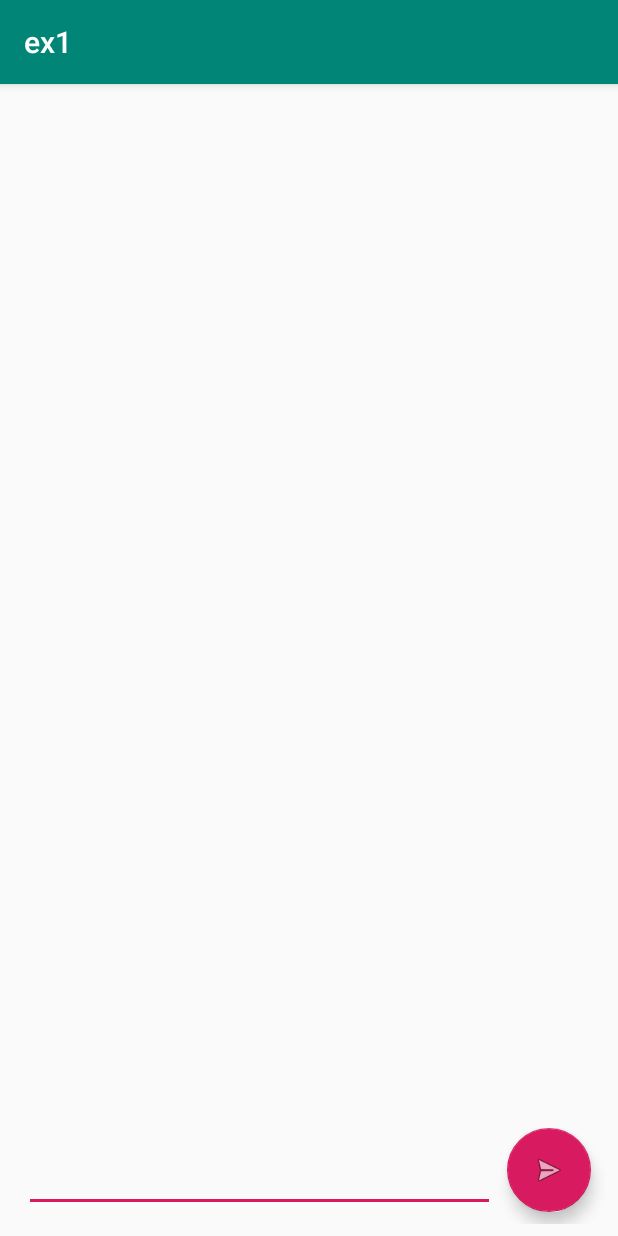
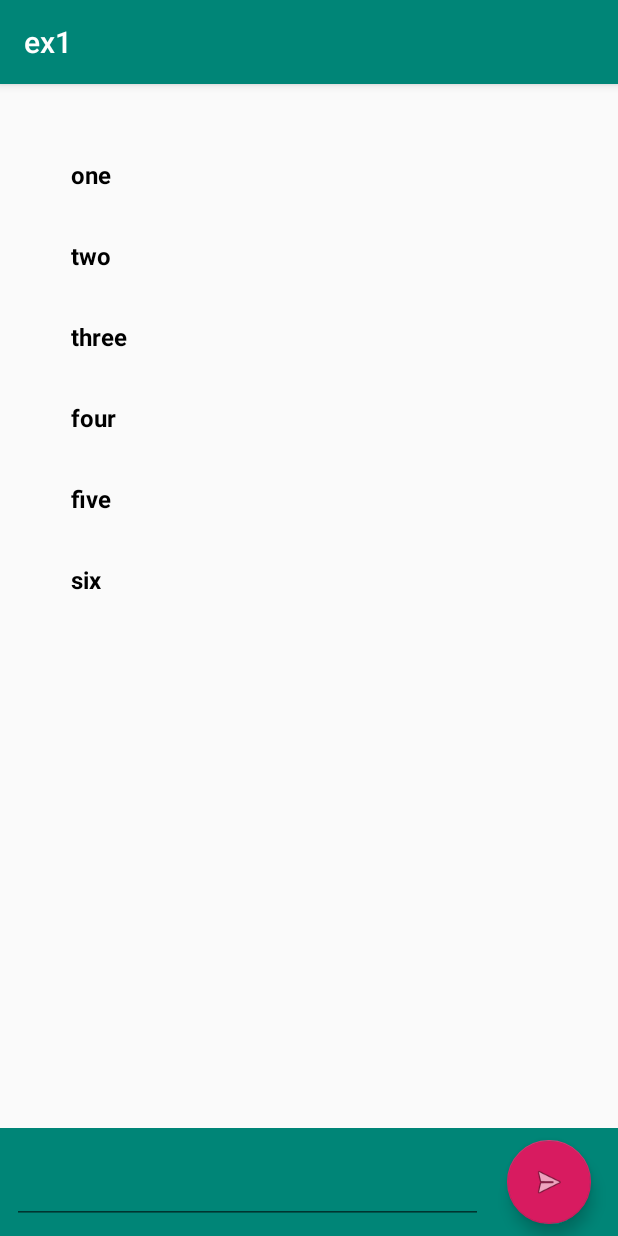
Before and after one commit to noamRoditi/Post-PC, an Android app: the screen it shows after launch (MainActivity), after a tap on an icon or button, on a phone screen of 412 x 824 dp. Run offline under Robolectric (Android 15) with nearby library versions, the phone set to English and light mode, and no system bars.

Commit message:
changed to recyclerview

```diff
--- a/app/build.gradle
+++ b/app/build.gradle
@@ -26,4 +26,5 @@ dependencies {
     androidTestImplementation 'com.android.support.test:runner:1.0.2'
     androidTestImplementation 'com.android.support.test.espresso:espresso-core:3.0.2'
     implementation 'com.android.support:design:28.0.0'
+    implementation 'com.android.support:recyclerview-v7:28.0.0'
 }
--- a/app/src/main/java/com/example/ex1/MainActivity.java
+++ b/app/src/main/java/com/example/ex1/MainActivity.java
@@ -1,20 +1,27 @@
 package com.example.ex1;
 
+import android.content.Context;
 import android.support.design.widget.FloatingActionButton;
 import android.support.v7.app.AppCompatActivity;
 import android.os.Bundle;
-import android.text.method.ScrollingMovementMethod;
+import android.support.v7.widget.DefaultItemAnimator;
+import android.support.v7.widget.LinearLayoutManager;
+import android.support.v7.widget.RecyclerView;
 import android.view.View;
-import android.widget.Button;
 import android.widget.EditText;
-import android.widget.TextView;
+import android.widget.Toast;
+
+import java.util.ArrayList;
+import java.util.List;
 
 public class MainActivity extends AppCompatActivity {
     private FloatingActionButton sendButton;
-    private TextView textView;
+//    private TextView textView;
     private EditText editText;
-
-    private static final String TEXT_VIEW = "TextDisplayed";
+    private RecyclerView recyclerView;
+    private RecyclerView.Adapter mAdapter;
+    private RecyclerView.LayoutManager layoutManager;
+    private List<Message> messageList = new ArrayList<>();
     private static final String EDIT_TEXT = "TextInput";
 
     @Override
@@ -22,17 +29,43 @@ public class MainActivity extends AppCompatActivity {
         super.onCreate(savedInstanceState);
         setContentView(R.layout.activity_main);
         sendButton = (FloatingActionButton)findViewById(R.id.floatingActionButton);
-        textView = (TextView)findViewById(R.id.textView);
         editText = (EditText)findViewById(R.id.plain_text_input);
-        textView.setMovementMethod(new ScrollingMovementMethod());
+
+        mAdapter = new MyAdapter(messageList);
+        recyclerView = (RecyclerView) findViewById(R.id.recyclerView);
+        recyclerView.setHasFixedSize(true);
+        layoutManager = new LinearLayoutManager(getApplicationContext());
+        recyclerView.setLayoutManager(layoutManager);
+        recyclerView.setItemAnimator(new DefaultItemAnimator());
+        recyclerView.setAdapter(mAdapter);
+        Message message = new Message("one");
+        messageList.add(message);
+        message = new Message("two");
+        messageList.add(message);
+        message = new Message("three");
+        messageList.add(message);
+        message = new Message("four");
+        messageList.add(message);
+        message = new Message("five");
+        messageList.add(message);
+        message = new Message("six");
+        messageList.add(message);
+        mAdapter.notifyDataSetChanged();
         sendButton.setOnClickListener(new View.OnClickListener() {
             @Override
             public void onClick(View v) {
-                CharSequence input = editText.getText();
-                if (textView.getText() != null)
-                    textView.append("\n");
-                textView.append(input);
+                String input = editText.getText().toString();
+                if (input.equals("")) {
+                    Context context = getApplicationContext();
+                    Integer duration = Toast.LENGTH_SHORT;
+                    Toast toast = Toast.makeText(context, "you can't send an empty message, oh silly!", duration);
+                    toast.show();
+                    return;
+                }
                 editText.setText("");
+                Message message = new Message(input);
+                messageList.add(message);
+                mAdapter.notifyDataSetChanged();
             }
         });
 
@@ -41,14 +74,13 @@ public class MainActivity extends AppCompatActivity {
     @Override
     protected void onSaveInstanceState(Bundle outState) {
         super.onSaveInstanceState(outState);
-        outState.putCharSequence(TEXT_VIEW, textView.getText());
         outState.putCharSequence(EDIT_TEXT, editText.getText());
+
     }
 
     @Override
     protected void onRestoreInstanceState(Bundle savedInstanceState) {
         super.onRestoreInstanceState(savedInstanceState);
-        textView.setText(savedInstanceState.getCharSequence(TEXT_VIEW));
         editText.setText(savedInstanceState.getCharSequence(EDIT_TEXT));
     }
 }
--- /dev/null
+++ b/app/src/main/java/com/example/ex1/Message.java
@@ -0,0 +1,17 @@
+package com.example.ex1;
+
+public class Message {
+    private String message;
+
+    public Message(String textInput){
+        this.message = textInput;
+    }
+
+    public String getMessage() {
+        return message;
+    }
+
+    public void setMessage(String message) {
+        this.message = message;
+    }
+}
--- /dev/null
+++ b/app/src/main/java/com/example/ex1/MyAdapter.java
@@ -0,0 +1,45 @@
+package com.example.ex1;
+
+import android.support.v7.widget.RecyclerView;
+import android.view.LayoutInflater;
+import android.view.View;
+import android.view.ViewGroup;
+import android.widget.TextView;
+
+import java.util.List;
+
+public class MyAdapter extends RecyclerView.Adapter<MyAdapter.MessageViewHolder>{
+
+    private List<Message> messageList;
+
+    public MyAdapter(List<Message> bookList) {
+        this.messageList = bookList;
+    }
+
+    @Override
+    public MessageViewHolder onCreateViewHolder(ViewGroup parent, int viewType) {
+        View itemView = LayoutInflater.from(parent.getContext())
+                .inflate(R.layout.text_message, parent, false);
+
+        return new MessageViewHolder(itemView);
+    }
+
+    @Override
+    public void onBindViewHolder(MessageViewHolder holder, int position) {
+        holder.message.setText(messageList.get(position).getMessage());
+    }
+
+    @Override
+    public int getItemCount() {
+        return messageList.size();
+    }
+
+    public class MessageViewHolder extends RecyclerView.ViewHolder {
+        public TextView message;
+
+        public MessageViewHolder(View view) {
+            super(view);
+            message = (TextView) view.findViewById(R.id.message);
+        }
+    }
+}
--- a/app/src/main/res/layout/activity_main.xml
+++ b/app/src/main/res/layout/activity_main.xml
@@ -6,43 +6,30 @@
     android:layout_height="match_parent"
     tools:context=".MainActivity">
 
-    <LinearLayout
-        android:layout_width="match_parent"
-        android:layout_height="wrap_content"
+    <android.support.v7.widget.RecyclerView
+        android:id="@+id/recyclerView"
+        android:layout_width="349dp"
+        android:layout_height="629dp"
         android:layout_marginStart="8dp"
         android:layout_marginTop="8dp"
         android:layout_marginEnd="8dp"
         android:layout_marginBottom="8dp"
+        android:scrollbars="vertical"
         app:layout_constraintBottom_toTopOf="@+id/linearLayout"
         app:layout_constraintEnd_toEndOf="parent"
         app:layout_constraintStart_toStartOf="parent"
-        app:layout_constraintTop_toTopOf="parent">
+        app:layout_constraintTop_toTopOf="parent" />
 
-        <TextView
-            android:id="@+id/textView"
-            android:layout_width="394dp"
-            android:layout_height="645dp"
-            android:layout_marginStart="4dp"
-            android:layout_marginTop="8dp"
-            android:layout_marginEnd="8dp"
-            android:layout_marginBottom="8dp"
-            android:scrollbars="vertical"
-            android:textSize="18sp"
-            app:layout_constraintBottom_toTopOf="@+id/plain_text_input"
-            app:layout_constraintEnd_toEndOf="parent"
-            app:layout_constraintStart_toStartOf="parent"
-            app:layout_constraintTop_toTopOf="parent"
-            app:layout_constraintVertical_bias="0.04" />
-    </LinearLayout>
 
     <LinearLayout
         android:id="@+id/linearLayout"
         android:layout_width="match_parent"
         android:layout_height="wrap_content"
-        android:layout_marginStart="8dp"
-        android:layout_marginEnd="8dp"
-        android:layout_marginBottom="8dp"
+        android:layout_marginStart="0dp"
+        android:layout_marginEnd="0dp"
+        android:layout_marginBottom="0dp"
         android:orientation="horizontal"
+        android:background="@color/colorPrimary"
         app:layout_constraintBottom_toBottomOf="parent"
         app:layout_constraintEnd_toEndOf="parent"
         app:layout_constraintStart_toStartOf="parent">
@@ -54,6 +41,7 @@
             android:layout_marginStart="8dp"
             android:layout_marginEnd="8dp"
             android:layout_marginBottom="8dp"
+            android:layout_marginTop="8dp"
             android:inputType="text"
             app:layout_constraintBottom_toBottomOf="parent"
             app:layout_constraintEnd_toStartOf="@+id/floatingActionButton"
@@ -65,6 +53,8 @@
             android:layout_height="wrap_content"
             android:layout_marginEnd="8dp"
             android:layout_marginBottom="8dp"
+            android:layout_marginTop="8dp"
+            android:layout_marginStart="8dp"
             android:clickable="true"
             app:layout_constraintBottom_toBottomOf="parent"
             app:layout_constraintEnd_toEndOf="parent"
--- /dev/null
+++ b/app/src/main/res/layout/text_message.xml
@@ -0,0 +1,24 @@
+<?xml version="1.0" encoding="utf-8"?>
+<RelativeLayout xmlns:android="http://schemas.android.com/apk/res/android"
+    android:layout_width="match_parent"
+    android:layout_height="wrap_content"
+    android:focusable="true"
+    android:paddingLeft="16dp"
+    android:paddingRight="16dp"
+    android:paddingTop="16dp"
+    android:paddingBottom="16dp"
+    android:clickable="true"
+    android:background="?android:attr/selectableItemBackground"
+    android:orientation="vertical">
+
+    <TextView
+        android:id="@+id/message"
+        android:textColor="@android:color/black"
+        android:textSize="16dp"
+        android:textStyle="bold"
+        android:layout_alignParentTop="true"
+        android:layout_width="match_parent"
+        android:layout_height="wrap_content" />
+
+
+</RelativeLayout>
```
